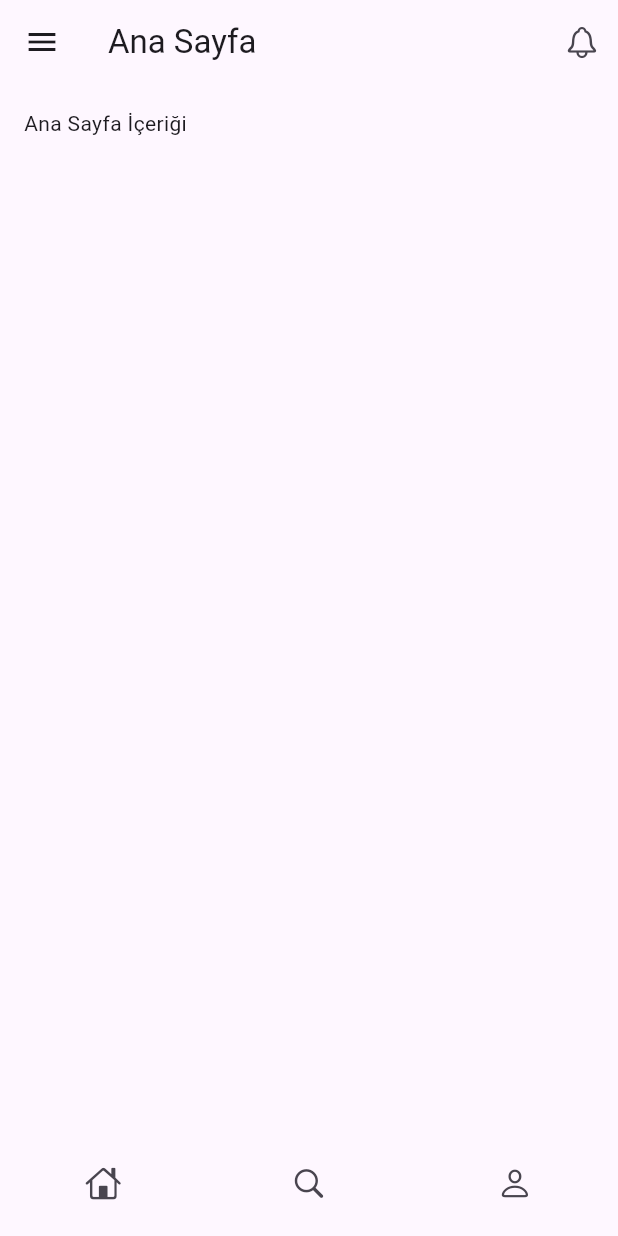
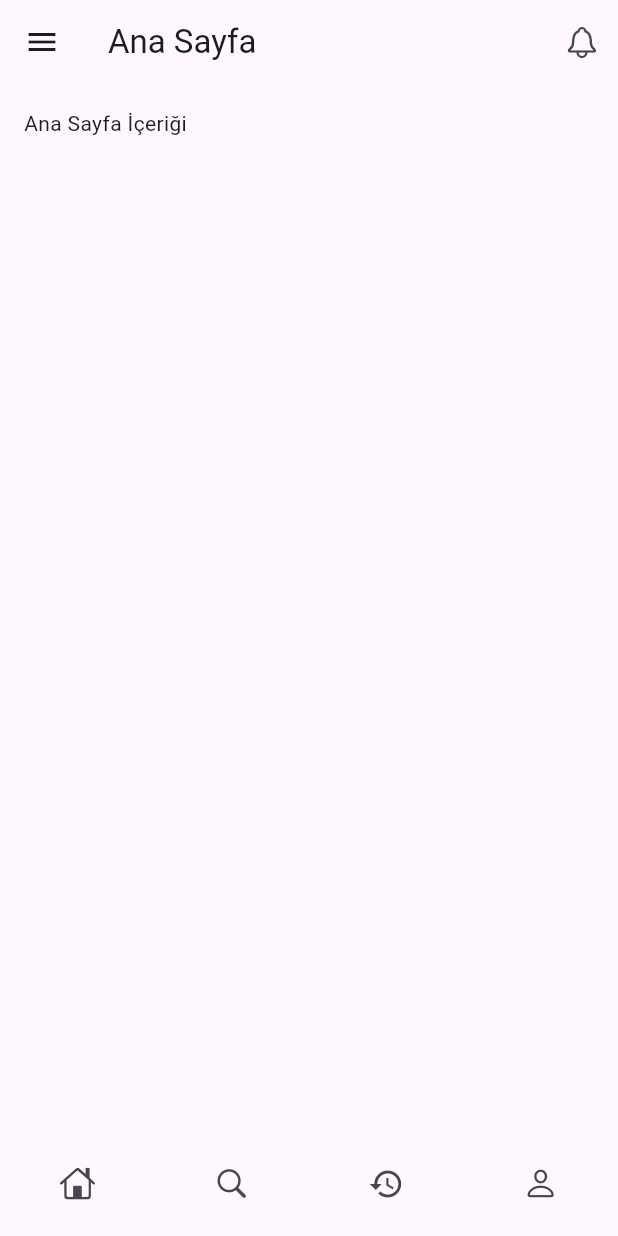
Before and after one commit to tariklus/Q-Flutter, a Flutter app: the HomeScreen screen opened by its route, on a phone screen of 412 x 824 dp. Run offline on Flutter 3.47's test engine with Material 3 defaults, Android fonts, the phone set to English and light mode, and no system bars; our stand-ins replace go_router, lottie; missing offline and left inert: dotlottie_loader.

Commit message:
nav bar
navigasyon barı güncellemesi

```diff
--- a/lib/screens/home_screen.dart
+++ b/lib/screens/home_screen.dart
@@ -1,6 +1,8 @@
 import 'package:flutter/material.dart';
 import 'package:flutter/cupertino.dart';
 import 'package:go_router/go_router.dart';
+// ignore: unused_import
+import '../widgets/bottom_menu.dart';
 
 class HomeScreen extends StatelessWidget {
   const HomeScreen({super.key});
@@ -50,44 +52,27 @@ class HomeScreen extends StatelessWidget {
             ListTile(
               leading: const Icon(CupertinoIcons.home),
               title: const Text('Ana Sayfa'),
-              onTap: () {
-                Navigator.pop(context);
-              },
+              onTap: ()  => Navigator.pop(context),
             ),
             ListTile(
               leading: const Icon(CupertinoIcons.search),
               title: const Text('Arama'),
-              onTap: () {
-                Navigator.pop(context);
-              },
-            ),
-            ListTile(
-              leading: const Icon(CupertinoIcons.home),
-              title: const Text('Popüler Eserler'),
-              onTap: () {
-                Navigator.pop(context);
-              },
-            ),
-            ListTile(
-              leading: const Icon(CupertinoIcons.home),
-              title: const Text('Popüler Sanatçılar'),
-              onTap: () {
-                Navigator.pop(context);
-              },
+              onTap: () => context.push("/search"),
             ),
             ListTile(
               leading: const Icon(CupertinoIcons.person),
               title: const Text('Profil'),
-              onTap: () {
-                Navigator.pop(context);
-              },
+              onTap: () => context.push("/profile"),
             ),
             ListTile(
               leading: const Icon(CupertinoIcons.settings),
               title: const Text('Ayarlar'),
-              onTap: () {
-                Navigator.pop(context);
-              },
+              onTap: () => context.push("/settings"),
+            ),
+            ListTile(
+              leading: Icon(Icons.logout),
+              title: Text('Çıkış Yap'),
+              onTap: () => context.go("/login"),
             ),
           ],
         ),
@@ -106,39 +91,7 @@ class HomeScreen extends StatelessWidget {
       ),
 
       // Alt navigasyon çubuğu
-      bottomNavigationBar: Container(
-        height: 70,
-        child: Row(
-          mainAxisAlignment: MainAxisAlignment.spaceAround,
-          children: [
-            IconButton(
-              onPressed: () {
-                context.go("/home");
-              },
-               icon: Icon(
-                CupertinoIcons.home,
-              ),
-            ),
-
-            IconButton(
-              onPressed: () {
-                context.go("/search");
-              },
-               icon: Icon(
-                CupertinoIcons.search,
-              ),
-            ),
-
-            IconButton(
-              onPressed: () {},
-               icon: Icon(
-                CupertinoIcons.person,
-              ),
-            ),
-
-          ],
-        ),
-      )
-    );
+      bottomNavigationBar: const BottomMenu(),
+  );
   }
 }
--- /dev/null
+++ b/lib/widgets/bottom_menu.dart
@@ -0,0 +1,54 @@
+import 'package:flutter/cupertino.dart';
+import 'package:flutter/material.dart';
+import 'package:go_router/go_router.dart';
+
+
+class BottomMenu extends StatelessWidget {
+  const BottomMenu({
+    super.key,
+  });
+
+  @override
+  Widget build(BuildContext context) {
+    return Container(
+      height: 70,
+      child: Row(
+        mainAxisAlignment: MainAxisAlignment.spaceAround,
+        children: [
+          IconButton(
+            onPressed: () {
+              context.go("/home");
+            },
+            icon: Icon(
+              CupertinoIcons.home,
+            ),
+          ),
+          IconButton(
+            onPressed: () {
+              context.go("/search");
+            },
+            icon: Icon(
+              CupertinoIcons.search,
+            ),
+          ),
+          IconButton(
+            onPressed: () {
+              context.go("/history");
+            },
+            icon: Icon(
+              Icons.history,
+            ),
+          ),
+          IconButton(
+            onPressed: () {
+              context.go("/profile");
+            },
+            icon: Icon(
+              CupertinoIcons.person,
+            ),
+          ),
+        ],
+      ),
+    );
+  }
+}
```
Also changed, not shown: flutter_01.png (added), pubspec.lock.
